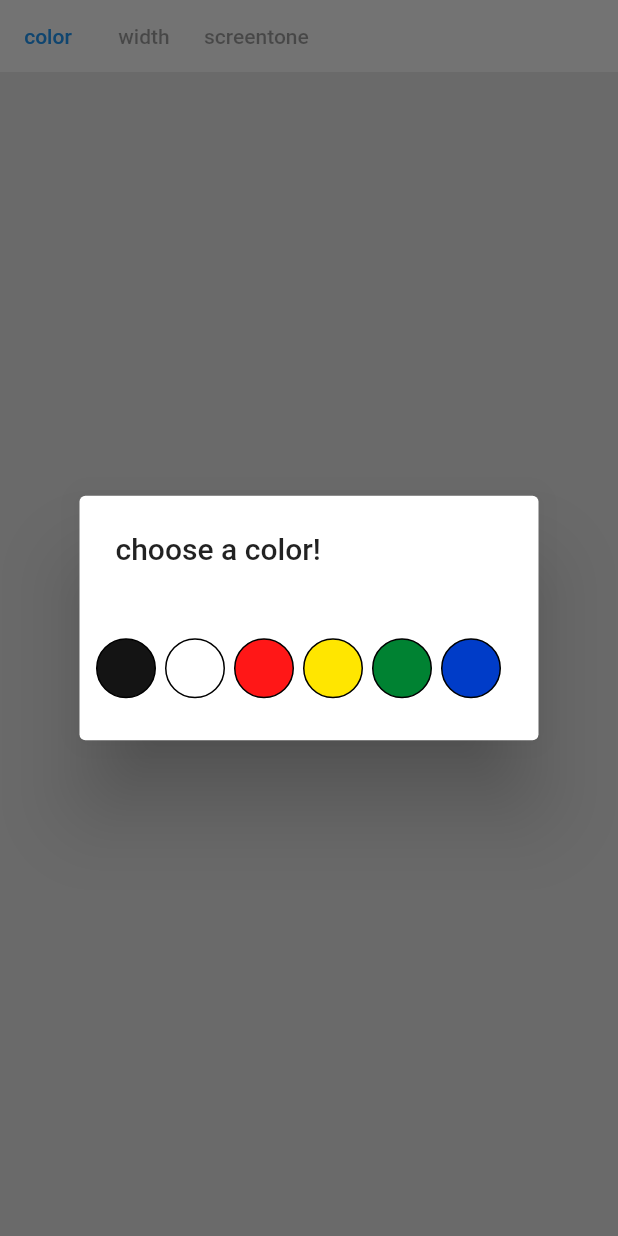
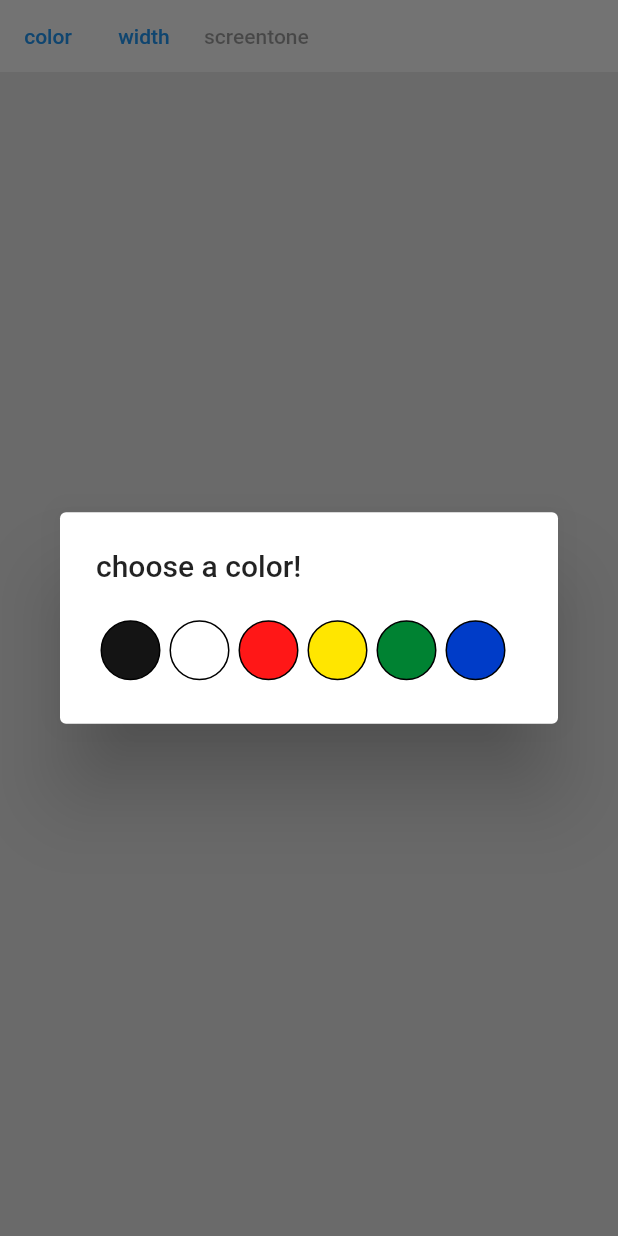
Before and after one commit to satochibi/mng_draw, a Flutter app: the screen it shows after launch, after a tap on "color", on a phone screen of 412 x 824 dp. Run offline on Flutter 3.47's test engine with Material 2 defaults, Android fonts, the phone set to English and light mode, and no system bars.

Commit message:
線幅を変更できるように

```diff
--- /dev/null
+++ b/lib/choose_color_screen.dart
@@ -0,0 +1,38 @@
+import 'package:flutter/material.dart';
+import 'package:provider/provider.dart';
+import 'package:mng_draw/paint_colors.dart';
+import 'package:mng_draw/pen_model.dart';
+
+class ChooseColorScreen extends StatelessWidget {
+  const ChooseColorScreen({Key? key}) : super(key: key);
+
+  @override
+  Widget build(BuildContext context) {
+    final pen = Provider.of<PenModel>(context);
+    return SizedBox(
+      height: 50,
+      width: double.maxFinite,
+      child: ListView.builder(
+          scrollDirection: Axis.horizontal,
+          itemCount: PaintColors.basicColors.length,
+          itemBuilder: (BuildContext context, int index) {
+            return GestureDetector(
+              onTap: () {
+                pen.color = PaintColors.basicColors[index];
+                Navigator.of(context).pop();
+              },
+              child: Container(
+                margin: const EdgeInsets.all(3),
+                width: 40,
+                height: 40,
+                decoration: BoxDecoration(
+                  border: Border.all(color: Colors.black),
+                  color: PaintColors.basicColors[index],
+                  shape: BoxShape.circle,
+                ),
+              ),
+            );
+          }),
+    );
+  }
+}
--- a/lib/edit_screen.dart
+++ b/lib/edit_screen.dart
@@ -1,64 +1,48 @@
 import 'package:flutter/material.dart';
 import 'package:mng_draw/art_board.dart';
-import 'package:mng_draw/pen_model.dart';
-import 'package:provider/provider.dart';
-import 'package:mng_draw/paint_colors.dart';
+import 'package:mng_draw/choose_color_screen.dart';
+import 'package:mng_draw/choose_width_screen.dart';
 
 class EditScreen extends StatelessWidget {
-  EditScreen({Key? key}) : super(key: key);
+  const EditScreen({Key? key}) : super(key: key);
 
   @override
   Widget build(BuildContext context) {
-    final pen = Provider.of<PenModel>(context);
-
     return Scaffold(
       body: Column(
         children: [
           Row(
             children: [
               TextButton(
-                child: Text("color"),
+                child: const Text("color"),
                 onPressed: () {
                   showDialog(
                       context: context,
                       builder: (context) {
-                        return AlertDialog(
+                        return const AlertDialog(
                           title: Text("choose a color!"),
-                          actions: <Widget>[
-                            SizedBox(
-                              height: 80,
-                              width: 290,
-                              child: ListView.builder(
-                                  scrollDirection: Axis.horizontal,
-                                  itemCount: PaintColors.basicColors.length,
-                                  itemBuilder:
-                                      (BuildContext context, int index) {
-                                    return GestureDetector(
-                                      onTap: () {
-                                        pen.color =
-                                            PaintColors.basicColors[index];
-                                        Navigator.of(context).pop();
-                                      },
-                                      child: Container(
-                                        margin: EdgeInsets.all(3),
-                                        width: 40,
-                                        height: 40,
-                                        decoration: BoxDecoration(
-                                          border:
-                                              Border.all(color: Colors.black),
-                                          color: PaintColors.basicColors[index],
-                                          shape: BoxShape.circle,
-                                        ),
-                                      ),
-                                    );
-                                  }),
-                            ),
-                          ],
+                          content: ChooseColorScreen(),
                         );
                       });
                 },
               ),
-              TextButton(onPressed: null, child: Text("width")),
+              TextButton(
+                  child: const Text("width"),
+                  onPressed: () {
+                    showDialog(
+                        context: context,
+                        builder: (context) {
+                          return AlertDialog(
+                            title: const Text("line width"),
+                            content: const ChooseWidthScreen(),
+                            actions: [
+                              TextButton(
+                                  onPressed: () => Navigator.pop(context),
+                                  child: const Text("OK")),
+                            ],
+                          );
+                        });
+                  }),
               TextButton(onPressed: null, child: Text("screentone")),
             ],
           ),
```
Also changed, not shown: lib/choose_width_screen.dart (added, +28 -0 lines).
